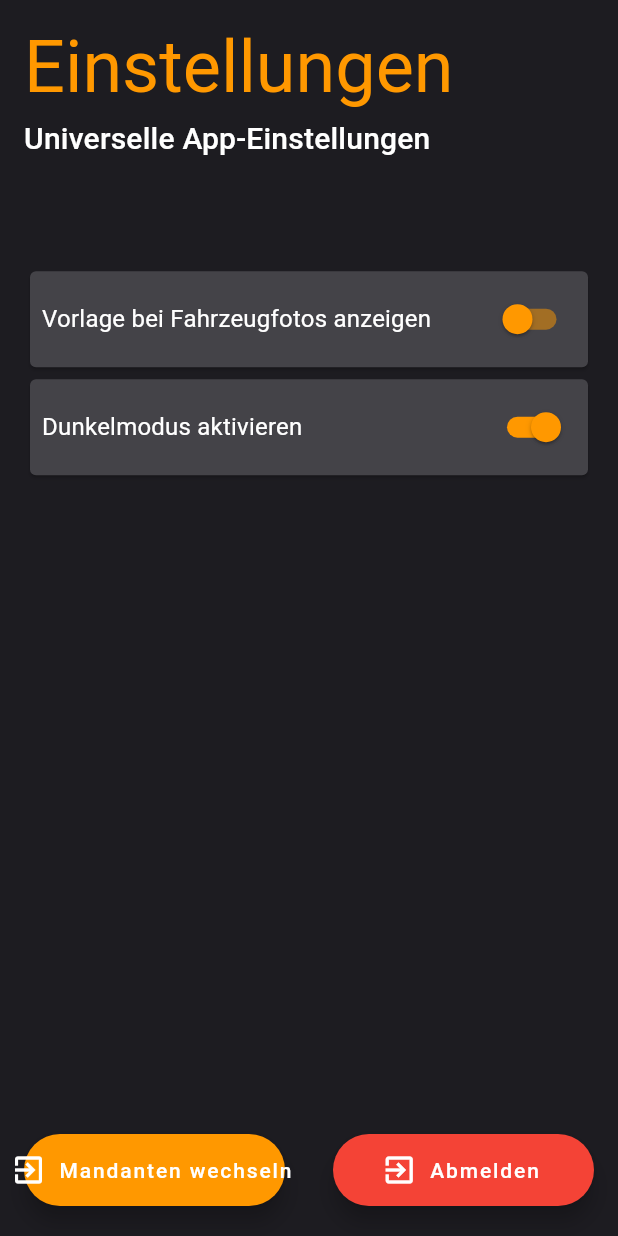
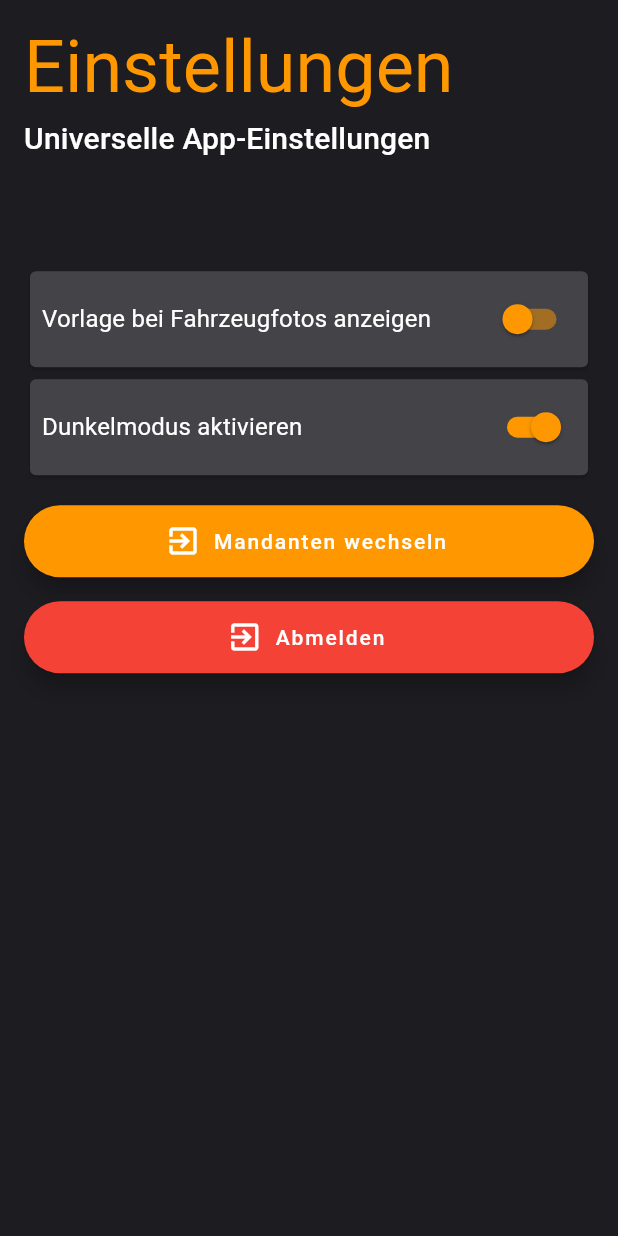
Before and after one commit to sc-ot/easyrent, a Flutter app: the MenuSettingsPage screen opened directly, on a phone screen of 412 x 824 dp. Run offline on Flutter 3.47's test engine with Material 2 defaults, Android fonts, the phone set to English and light mode, and no system bars; drawn by our look-alikes of overlay_support; our stand-ins replace camera, card_swiper, connectivity, dartz, full_screen_image_null_safe, google_fonts and 6 more; missing offline and left inert: devtools, exif.

```diff
--- a/lib/services/menu_settings/menu_settings_page.dart
+++ b/lib/services/menu_settings/menu_settings_page.dart
@@ -48,13 +48,22 @@ class MenuSettingsPage extends StatelessWidget {
           ),
         );
 
-        settings.add(Spacer());
+        /*settings.add(
+          SettingsEntry(
+            "Bilder lokal speichern",
+            SCSharedPrefStorage.readBool(Constants.KEY_SAVE_IMAGES_ON_DEVICE) !=
+                    null
+                ? true
+                : false,
+            (value) {
+              SCSharedPrefStorage.saveData(
+                  Constants.KEY_SAVE_IMAGES_ON_DEVICE, value);
+            },
+          ),
+        );*/
 
         settings.add(
-          Row(
-            children: [
-              Expanded(
-                child: Padding(
+          Padding(
             padding: const EdgeInsets.symmetric(vertical: 16),
             child: FloatingActionButton.extended(
               onPressed: () {
@@ -77,12 +86,10 @@ class MenuSettingsPage extends StatelessWidget {
               ),
             ),
           ),
-              ),
-              SizedBox(
-                width: 32,
-              ),
-              Expanded(
-                child: FloatingActionButton.extended(
+        );
+
+        settings.add(
+          FloatingActionButton.extended(
             onPressed: () {
               Authenticator.logout(context);
             },
@@ -99,9 +106,6 @@ class MenuSettingsPage extends StatelessWidget {
                   .copyWith(color: Colors.white),
             ),
           ),
-              ),
-            ],
-          ),
         );
 
         MenuSettingsProvider menuSettingsProvider =
@@ -110,8 +114,11 @@ class MenuSettingsPage extends StatelessWidget {
           body: MenuPageContainer(
             title,
             subTitle,
-            Column(
-              children: settings,
+            ListView.builder(
+              itemBuilder: (context, index) {
+                return settings[index];
+              },
+              itemCount: settings.length,
             ),
           ),
         );
--- a/lib/widgets/menu_page_container_widget.dart
+++ b/lib/widgets/menu_page_container_widget.dart
@@ -1,3 +1,4 @@
+import 'package:easyrent/core/utils.dart';
 import 'package:flutter/material.dart';
 
 class MenuPageContainer extends StatelessWidget {
@@ -50,7 +51,7 @@ class MenuPageContainer extends StatelessWidget {
               ),
             ),
             Flexible(
-              flex: 4,
+              flex: Utils.getDevice(context) == Device.PHONE ? 4 : 7,
               child: child,
             ),
           ],
```
Also changed, not shown: lib/services/vehicle_info/vehicle_info_page.dart (+32 -13 lines). Lines whose indentation alone changed are shown as unchanged.
